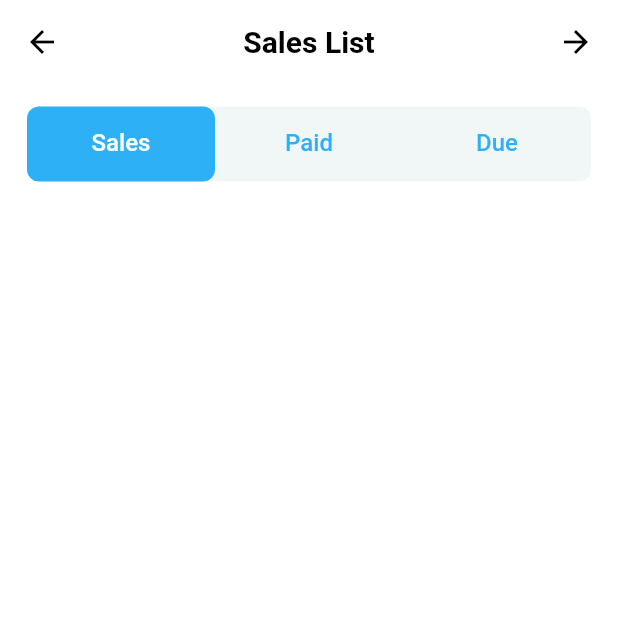
After one commit to musman-deve/sales_managing_app_ui, a Flutter app: the screen it shows after launch, after a tap on the "arrow forward" icon, on a phone screen of 412 x 824 dp, the top half of it. The commit adds this screen. Run offline on Flutter 3.47's test engine with Material 2 defaults, Android fonts, the phone set to English and light mode, and no system bars.

Commit message:
Tab Bar Created

```diff
--- /dev/null
+++ b/lib/due_screen.dart
@@ -0,0 +1,14 @@
+import 'package:flutter/material.dart';
+
+class DueScreen extends StatelessWidget {
+  const DueScreen({Key? key}) : super(key: key);
+
+  @override
+  Widget build(BuildContext context) {
+    return Scaffold(
+      body: Center(
+        child: Text('Due Screen'),
+      ),
+    );
+  }
+}
--- a/lib/main.dart
+++ b/lib/main.dart
@@ -1,5 +1,6 @@
 import 'package:flutter/material.dart';
 import 'package:sales_managing_app/second_screen.dart';
+import 'package:sales_managing_app/third_screen.dart';
 
 void main() {
   runApp(const MyApp());
@@ -18,6 +19,9 @@ class MyApp extends StatelessWidget {
         primarySwatch: Colors.teal,
       ),
       home: SecondScreen(),
+      routes: {
+        'ThirdScreen': (context) => const ThirdScreen(),
+      },
     );
   }
 }
--- /dev/null
+++ b/lib/paid_screen.dart
@@ -0,0 +1,14 @@
+import 'package:flutter/material.dart';
+
+class PaidScreen extends StatelessWidget {
+  const PaidScreen({Key? key}) : super(key: key);
+
+  @override
+  Widget build(BuildContext context) {
+    return Scaffold(
+      body: Center(
+        child: Text('Paid Screen'),
+      ),
+    );
+  }
+}
--- a/lib/second_screen.dart
+++ b/lib/second_screen.dart
@@ -126,6 +126,20 @@ class _SecondScreenState extends State<SecondScreen> {
           'Stock List',
           style: TextStyle(color: Colors.black, fontWeight: FontWeight.bold),
         ),
+        actions: [
+          InkWell(
+            onTap: () {
+              Navigator.pushNamed(context, 'ThirdScreen');
+            },
+            child: Icon(
+              Icons.arrow_forward,
+              color: Colors.black,
+            ),
+          ),
+          SizedBox(
+            width: 16.0,
+          ),
+        ],
       ),
       body: SingleChildScrollView(
         child: Column(
--- /dev/null
+++ b/lib/third_screen.dart
@@ -0,0 +1,88 @@
+import 'package:flutter/cupertino.dart';
+import 'package:flutter/material.dart';
+
+class ThirdScreen extends StatefulWidget {
+  const ThirdScreen({Key? key}) : super(key: key);
+
+  @override
+  State<ThirdScreen> createState() => _ThirdScreenState();
+}
+
+class _ThirdScreenState extends State<ThirdScreen> {
+  @override
+  Widget build(BuildContext context) {
+    return DefaultTabController(
+      length: 3,
+      child: Scaffold(
+        backgroundColor: Colors.white,
+        appBar: AppBar(
+          backgroundColor: Colors.white,
+          elevation: 0.0,
+          centerTitle: true,
+          leading: InkWell(
+            onTap: () {
+              Navigator.pop(context);
+            },
+            child: const Icon(
+              Icons.arrow_back,
+              color: Colors.black,
+            ),
+          ),
+          title: const Text(
+            'Sales List',
+            style: TextStyle(color: Colors.black, fontWeight: FontWeight.bold),
+          ),
+          actions: [
+            InkWell(
+              onTap: () {
+                // Navigator.pushNamed(context, 'ThirdScreen');
+              },
+              child: const Icon(
+                Icons.arrow_forward,
+                color: Colors.black,
+              ),
+            ),
+            const SizedBox(
+              width: 16.0,
+            ),
+          ],
+        ),
+        body: Column(
+          children: [
+            SizedBox(
+              height: 15.0,
+            ),
+            Container(
+              margin: EdgeInsets.symmetric(horizontal: 18.0),
+              width: 400.0,
+              height: 50.0,
+              decoration: BoxDecoration(
+                  color: Color(0xffF1F7F7),
+                  borderRadius: BorderRadius.circular(8.0)),
+              child: TabBar(
+                labelColor: Colors.white,
+                labelStyle: TextStyle(fontSize: 16.0),
+                unselectedLabelColor: Color(0xff2DB0F6),
+                indicator: BoxDecoration(
+                  color: Color(0xff2DB0F6),
+                  borderRadius: BorderRadius.circular(8.0),
+                ),
+                tabs: [
+                  Tab(
+                    text: 'Sales',
+                  ),
+                  Tab(
+                    text: 'Paid',
+                  ),
+                  Tab(
+                    text: 'Due',
+                  ),
+                ],
+              ),
+            ),
+          ],
+        ),
+      ),
+    );
+  }
+}
```
